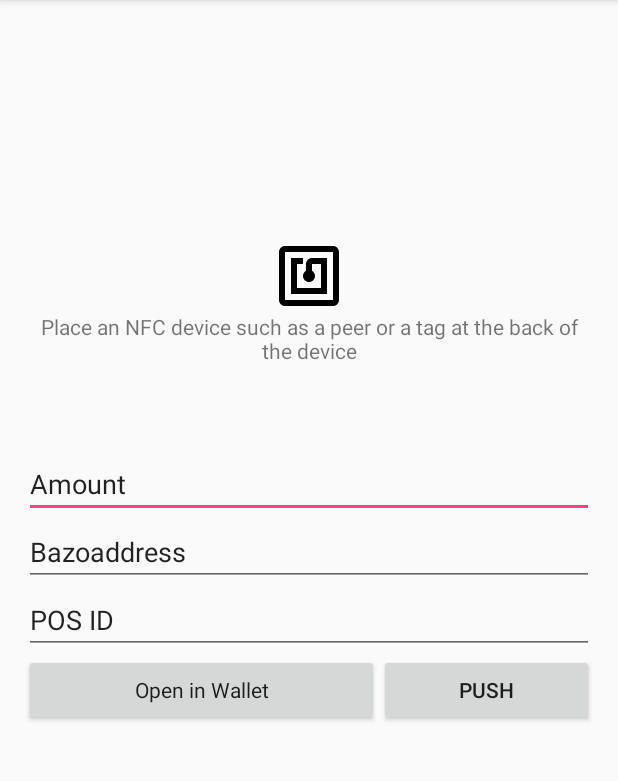
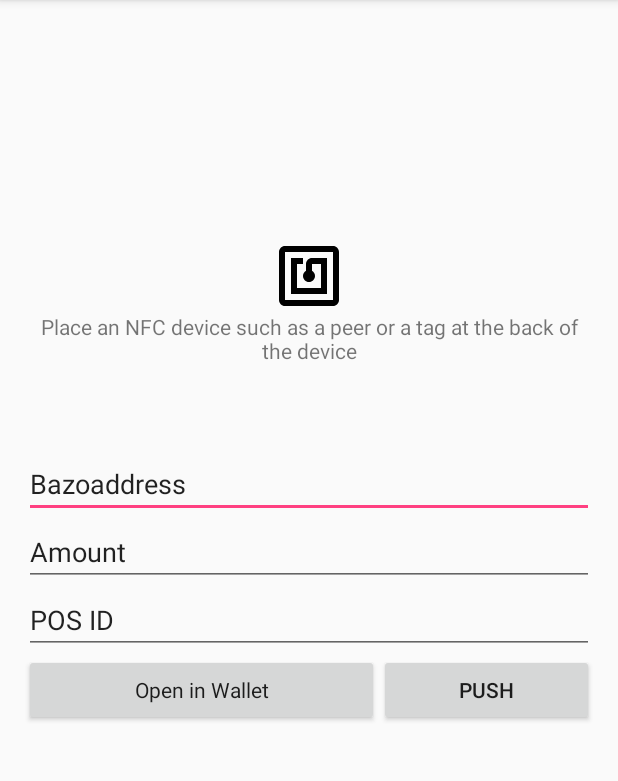
Before and after one commit to jvdassen/NFCBridge, an Android app: the screen it shows after launch (MainActivity), on a phone screen of 412 x 824 dp, the part 84-865 px from its top. Run offline under Robolectric (Android 15) with nearby library versions, the phone set to English and light mode, and no system bars; 2 statements that could not run were skipped.

Commit message:
Parse intents on showing the Main activity. If they contain transaction information as parameter, fill the form.

```diff
--- a/app/src/main/res/layout/activity_main.xml
+++ b/app/src/main/res/layout/activity_main.xml
@@ -40,6 +40,16 @@
             android:orientation="vertical">
 
             <EditText
+                android:id="@+id/transaction_address"
+                android:layout_width="match_parent"
+                android:layout_height="wrap_content"
+                android:layout_weight="1"
+                android:ems="10"
+                android:hint="@string/bazoaddress_hint"
+                android:inputType="text"
+                android:text="@string/bazoaddress" />
+
+            <EditText
                 android:id="@+id/transaction_amount"
                 android:layout_width="match_parent"
                 android:layout_height="wrap_content"
@@ -48,16 +58,6 @@
                 android:hint="@string/amount_hint"
                 android:inputType="numberDecimal"
                 android:text="@string/amount" />
-
-            <EditText
-                android:id="@+id/transaction_address"
-                android:layout_width="match_parent"
-                android:layout_height="wrap_content"
-                android:layout_weight="1"
-                android:ems="10"
-                android:hint="@string/bazoaddress_hint"
-                android:inputType="text"
-                android:text="@string/bazoaddress" />
 
             <EditText
                 android:id="@+id/posid"
```
Also changed, not shown: app/src/main/java/ch/uzh/csg/nfcbridge/MainActivity.java (+27 -3 lines).
